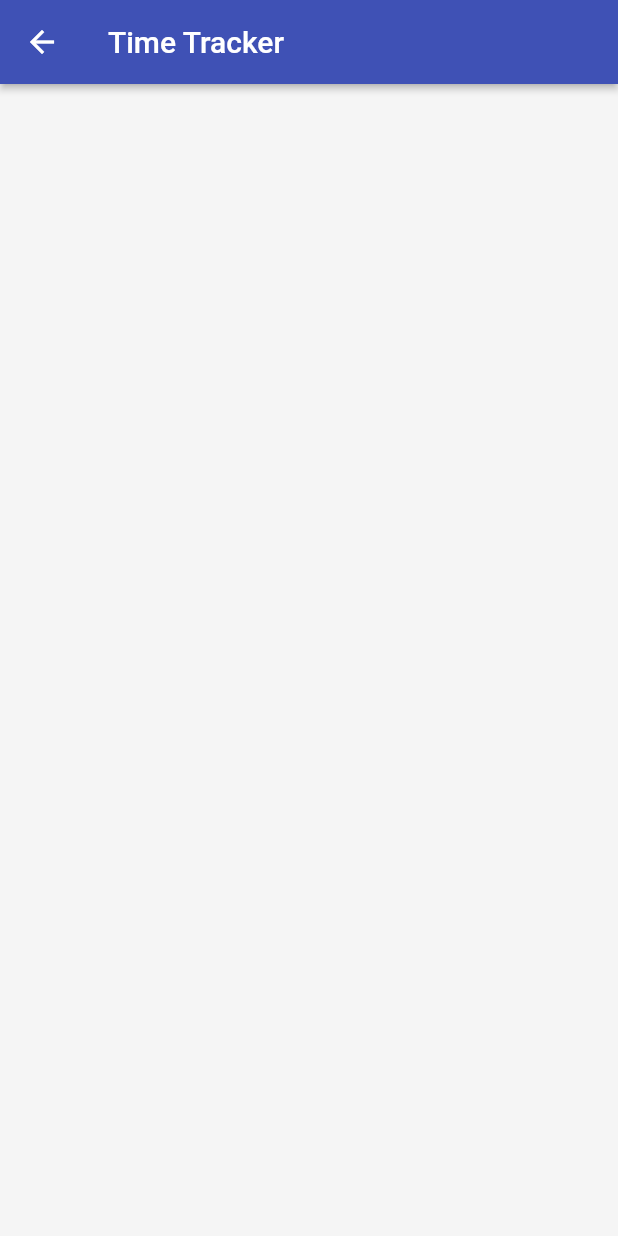
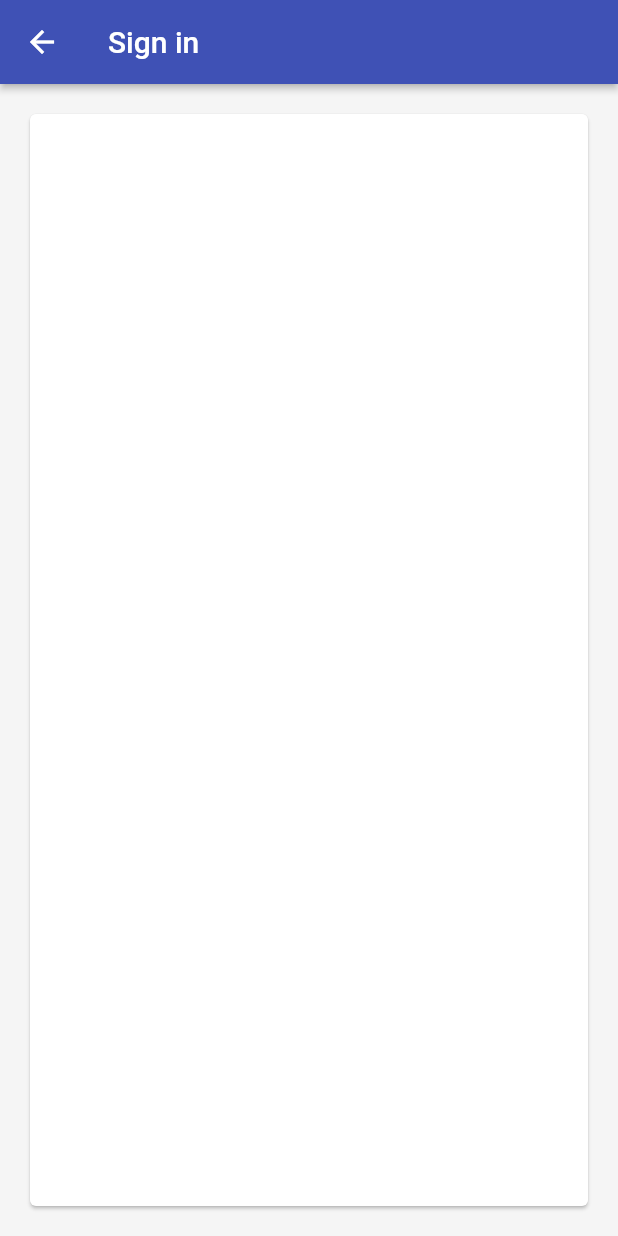
Before and after one commit to nvrr/F-Firebase-time_tracker, a Flutter app: the EmailSignInPage screen opened directly, on a phone screen of 412 x 824 dp. Run offline on Flutter 3.47's test engine with Material 2 defaults, Android fonts, the phone set to English and light mode, and no system bars; our stand-ins replace firebase_auth, firebase_core, google_sign_in; missing offline and left inert: flutter_login_facebook; accounts and stored records are empty.

Commit message:
Adding a Card widget

```diff
--- /dev/null
+++ b/lib/app/sign_in/email_sign_in_form.dart
@@ -0,0 +1,10 @@
+import 'package:flutter/material.dart';
+
+class EmailSignInForm extends StatelessWidget {
+  @override
+  Widget build(BuildContext context) {
+    return Container(
+
+    );
+  }
+}
--- a/lib/app/sign_in/email_sign_in_page.dart
+++ b/lib/app/sign_in/email_sign_in_page.dart
@@ -1,19 +1,21 @@
 import 'package:flutter/material.dart';
+import 'package:time_tracker/app/sign_in/email_sign_in_form.dart';
 
 class EmailSignInPage extends StatelessWidget {
   @override
   Widget build(BuildContext context) {
     return Scaffold(
       appBar: AppBar(
-        title: Text('Time Tracker'),
+        title: Text('Sign in'),
         elevation: 2.0,
       ),
-      body: _buildContent(),
+      body: Padding(
+        padding: const EdgeInsets.all(16.0),
+        child: Card(
+          child: EmailSignInForm(),
+          ),
+      ),
       backgroundColor: Colors.grey[100],
     );
   }
-
-  Widget _buildContent() {
-    return Container();
-  }
 }
```
